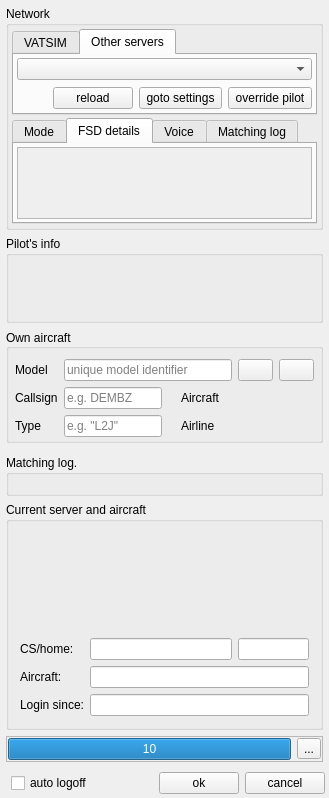
Qt form src/blackgui/components/loginadvcomponent.ui (swift-project/pilotclient) before a commit.
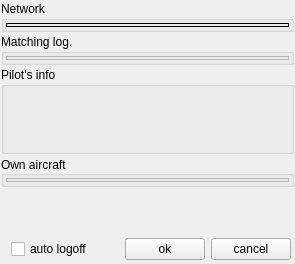
The same form after that commit. The open tabs and pages were chosen to show the change. Icons and pictures are not drawn. Custom widgets are drawn as their Qt base class.

Commit message:
Ref T659, login (new/advanced) component for dialog
* using new components
* removed unused parts (now in components)

```diff
--- a/src/blackgui/components/loginadvcomponent.ui
+++ b/src/blackgui/components/loginadvcomponent.ui
@@ -6,8 +6,8 @@
    <rect>
     <x>0</x>
     <y>0</y>
-    <width>329</width>
-    <height>745</height>
+    <width>295</width>
+    <height>264</height>
    </rect>
   </property>
   <property name="windowTitle">
@@ -30,791 +30,153 @@
     <number>1</number>
    </property>
    <item>
-    <widget class="QFrame" name="fr_LoginDisconnected">
-     <layout class="QVBoxLayout" name="vl_LoginDisconnected">
+    <widget class="QGroupBox" name="gb_Network">
+     <property name="title">
+      <string>Network</string>
+     </property>
+     <layout class="QVBoxLayout" name="vl_Network">
+      <property name="spacing">
+       <number>3</number>
+      </property>
       <property name="leftMargin">
-       <number>5</number>
+       <number>2</number>
       </property>
       <property name="topMargin">
-       <number>5</number>
+       <number>2</number>
       </property>
       <property name="rightMargin">
-       <number>5</number>
+       <number>2</number>
       </property>
       <property name="bottomMargin">
-       <number>5</number>
+       <number>2</number>
       </property>
       <item>
-       <widget class="QGroupBox" name="gb_Network">
-        <property name="title">
-         <string>Network</string>
+       <widget class="BlackGui::Components::CNetworkDetailsComponent" name="comp_NetworkDetails">
+        <property name="frameShape">
+         <enum>QFrame::Panel</enum>
         </property>
-        <layout class="QVBoxLayout" name="vl_Network">
-         <property name="spacing">
-          <number>3</number>
-         </property>
-         <property name="leftMargin">
-          <number>3</number>
-         </property>
-         <property name="topMargin">
-          <number>3</number>
-         </property>
-         <property name="rightMargin">
-          <number>3</number>
-         </property>
-         <property name="bottomMargin">
-          <number>3</number>
-         </property>
-         <item alignment="Qt::AlignTop">
-          <widget class="QTabWidget" name="tw_Network">
-           <property name="tabPosition">
-            <enum>QTabWidget::North</enum>
-           </property>
-           <property name="currentIndex">
-            <number>0</number>
-           </property>
-           <widget class="QWidget" name="tb_NetworkVatsim">
-            <property name="toolTip">
-             <string>Login at VATSIM</string>
-            </property>
-            <attribute name="title">
-             <string>VATSIM</string>
-            </attribute>
-            <layout class="QGridLayout" name="gl_NetworkVATSIM">
-             <property name="leftMargin">
-              <number>3</number>
-             </property>
-             <property name="topMargin">
-              <number>3</number>
-             </property>
-             <property name="rightMargin">
-              <number>3</number>
-             </property>
-             <property name="bottomMargin">
-              <number>3</number>
-             </property>
-             <property name="horizontalSpacing">
-              <number>3</number>
-             </property>
-             <item row="1" column="0">
-              <widget class="QWidget" name="wi_VatsimButtons" native="true">
-               <layout class="QHBoxLayout" name="hl_VatsimButtons">
-                <property name="leftMargin">
-                 <number>0</number>
-                </property>
-                <property name="topMargin">
-                 <number>0</number>
-                </property>
-                <property name="rightMargin">
-                 <number>0</number>
-                </property>
-                <property name="bottomMargin">
-                 <number>0</number>
-                </property>
-                <item>
-                 <spacer name="hs_VatsimButtons">
-                  <property name="orientation">
-                   <enum>Qt::Horizontal</enum>
-                  </property>
-                  <property name="sizeHint" stdset="0">
-                   <size>
-                    <width>40</width>
-                    <height>20</height>
-                   </size>
-                  </property>
-                 </spacer>
-                </item>
-                <item>
-                 <widget class="QPushButton" name="pb_OverrideCredentialsVatsim">
-                  <property name="sizePolicy">
-                   <sizepolicy hsizetype="Minimum" vsizetype="Fixed">
-                    <horstretch>0</horstretch>
-                    <verstretch>0</verstretch>
-                   </sizepolicy>
-                  </property>
-                  <property name="toolTip">
-                   <string>copy credentials to pilot section</string>
-                  </property>
-                  <property name="text">
-                   <string> override pilot </string>
-                  </property>
-                 </widget>
-                </item>
-               </layout>
-              </widget>
-             </item>
-             <item row="0" column="0">
-              <widget class="BlackGui::Components::CServerListSelector" name="comp_VatsimServers"/>
-             </item>
-            </layout>
-           </widget>
-           <widget class="QWidget" name="tb_OtherServers">
-            <attribute name="title">
-             <string>Other servers</string>
-            </attribute>
-            <layout class="QGridLayout" name="gl_OtherServers">
-             <property name="leftMargin">
-              <number>3</number>
-             </property>
-             <property name="topMargin">
-              <number>3</number>
-             </property>
-             <property name="rightMargin">
-              <number>3</number>
-             </property>
-             <property name="bottomMargin">
-              <number>3</number>
-             </property>
-             <property name="horizontalSpacing">
-              <number>3</number>
-             </property>
-             <item row="0" column="0">
-              <widget class="BlackGui::Components::CServerListSelector" name="comp_OtherServers"/>
-             </item>
-             <item row="1" column="0">
-              <widget class="QWidget" name="wi_OtherServersButtons" native="true">
-               <layout class="QHBoxLayout" name="hl_OtherServersButtons">
-                <property name="leftMargin">
-                 <number>0</number>
-                </property>
-                <property name="topMargin">
-                 <number>0</number>
-                </property>
-                <property name="rightMargin">
-                 <number>0</number>
-                </property>
-                <property name="bottomMargin">
-                 <number>0</number>
-                </property>
-                <item>
-                 <spacer name="hs_OtherServersButtons">
-                  <property name="orientation">
-                   <enum>Qt::Horizontal</enum>
-                  </property>
-                  <property name="sizeHint" stdset="0">
-                   <size>
-                    <width>40</width>
-                    <height>20</height>
-                   </size>
-                  </property>
-                 </spacer>
-                </item>
-                <item>
-                 <widget class="QPushButton" name="pb_RefreshOtherServers">
-                  <property name="text">
-                   <string>reload</string>
-                  </property>
-                  <property name="icon">
-                   <iconset resource="../../blackmisc/blackmisc.qrc">
-                    <normaloff>:/diagona/icons/diagona/icons/arrow-circle-225.png</normaloff>:/diagona/icons/diagona/icons/arrow-circle-225.png</iconset>
-                  </property>
-                 </widget>
-                </item>
-                <item>
-                 <widget class="QPushButton" name="pb_OtherServersGotoSettings">
-                  <property name="text">
-                   <string> goto settings </string>
-                  </property>
-                 </widget>
-                </item>
-                <item>
-                 <widget class="QPushButton" name="pb_OverrideCredentialsOtherServers">
-                  <property name="toolTip">
-                   <string>copy credentials to pilot section</string>
-                  </property>
-                  <property name="text">
-                   <string> override pilot </string>
-                  </property>
-                 </widget>
-                </item>
-               </layout>
-              </widget>
-             </item>
-            </layout>
-           </widget>
-          </widget>
-         </item>
-         <item alignment="Qt::AlignTop">
-          <widget class="QTabWidget" name="tw_Details">
-           <property name="currentIndex">
-            <number>0</number>
-           </property>
-           <widget class="QWidget" name="tb_LoginMode">
-            <attribute name="title">
-             <string>Mode</string>
-            </attribute>
-            <layout class="QVBoxLayout" name="vl_LoginMode">
-             <property name="leftMargin">
-              <number>3</number>
-             </property>
-             <property name="topMargin">
-              <number>3</number>
-             </property>
-             <property name="rightMargin">
-              <number>3</number>
-             </property>
-             <property name="bottomMargin">
-              <number>3</number>
-             </property>
-             <item alignment="Qt::AlignTop">
-              <widget class="BlackGui::CLoginModeButtons" name="frp_LoginMode"/>
-             </item>
-            </layout>
-           </widget>
-           <widget class="QWidget" name="tb_FsdDetails">
-            <attribute name="title">
-             <string>FSD details</string>
-            </attribute>
-            <layout class="QVBoxLayout" name="vl_FsdDetails">
-             <property name="leftMargin">
-              <number>3</number>
-             </property>
-             <property name="topMargin">
-              <number>3</number>
-             </property>
-             <property name="rightMargin">
-              <number>3</number>
-             </property>
-             <property name="bottomMargin">
-              <number>3</number>
-             </property>
-             <item>
-              <widget class="QScrollArea" name="sa_FsdDetails">
-               <property name="widgetResizable">
-                <bool>true</bool>
-               </property>
-               <widget class="QWidget" name="qw_FsdDetails">
-                <property name="geometry">
-                 <rect>
-                  <x>0</x>
-                  <y>0</y>
-                  <width>293</width>
-                  <height>55</height>
-                 </rect>
-                </property>
-                <layout class="QVBoxLayout" name="vl_ScrollAreaFsdDetails">
-                 <property name="leftMargin">
-                  <number>2</number>
-                 </property>
-                 <property name="topMargin">
-                  <number>2</number>
-                 </property>
-                 <property name="rightMargin">
-                  <number>2</number>
-                 </property>
-                 <property name="bottomMargin">
-                  <number>2</number>
-                 </property>
-                 <item>
-                  <widget class="BlackGui::Editors::CFsdSetupForm" name="form_FsdDetails"/>
-                 </item>
-                </layout>
-               </widget>
-              </widget>
-             </item>
-            </layout>
-           </widget>
-           <widget class="QWidget" name="tb_Voice">
-            <attribute name="title">
-             <string>Voice</string>
-            </attribute>
-            <layout class="QVBoxLayout" name="vl_Voice">
-             <property name="leftMargin">
-              <number>3</number>
-             </property>
-             <property name="topMargin">
-              <number>3</number>
-             </property>
-             <property name="rightMargin">
-              <number>3</number>
-             </property>
-             <property name="bottomMargin">
-              <number>3</number>
-             </property>
-             <item alignment="Qt::AlignTop">
-              <widget class="BlackGui::Editors::CVoiceSetupForm" name="form_Voice"/>
-             </item>
-            </layout>
-           </widget>
-           <widget class="QWidget" name="tb_MatchingLog">
-            <attribute name="title">
-             <string>Matching log</string>
-            </attribute>
-            <layout class="QVBoxLayout" name="vl_MatchingLog">
-             <property name="leftMargin">
-              <number>3</number>
-             </property>
-             <property name="topMargin">
-              <number>3</number>
-             </property>
-             <property name="rightMargin">
-              <number>3</number>
-             </property>
-             <property name="bottomMargin">
-              <number>3</number>
-             </property>
-             <item alignment="Qt::AlignTop">
-              <widget class="BlackGui::Components::CModelMatcherLogEnable" name="comp_MatchingLogEnabled"/>
-             </item>
-            </layout>
-           </widget>
-          </widget>
-         </item>
-        </layout>
        </widget>
       </item>
+     </layout>
+    </widget>
+   </item>
+   <item>
+    <widget class="QGroupBox" name="gb_MatchingLog">
+     <property name="title">
+      <string>Matching log.</string>
+     </property>
+     <layout class="QVBoxLayout" name="vl_MatchingLogConnected">
+      <property name="leftMargin">
+       <number>2</number>
+      </property>
+      <property name="topMargin">
+       <number>2</number>
+      </property>
+      <property name="rightMargin">
+       <number>2</number>
+      </property>
+      <property name="bottomMargin">
+       <number>2</number>
+      </property>
       <item>
-       <widget class="QGroupBox" name="gb_PilotsDetails">
-        <property name="title">
-         <string>Pilot's info</string>
+       <widget class="BlackGui::Components::CModelMatcherLogEnable" name="comp_MatchingLog">
+        <property name="frameShape">
+         <enum>QFrame::StyledPanel</enum>
         </property>
-        <layout class="QVBoxLayout" name="vl_PilotIngoGroupBox">
-         <property name="leftMargin">
-          <number>2</number>
-         </property>
-         <property name="topMargin">
-          <number>2</number>
-         </property>
-         <property name="rightMargin">
-          <number>2</number>
-         </property>
-         <property name="bottomMargin">
-          <number>2</number>
-         </property>
-         <item alignment="Qt::AlignTop">
-          <widget class="BlackGui::Editors::CPilotForm" name="form_Pilot">
-           <property name="minimumSize">
-            <size>
-             <width>0</width>
-             <height>60</height>
-            </size>
-           </property>
-           <property name="focusPolicy">
-            <enum>Qt::NoFocus</enum>
-           </property>
-          </widget>
-         </item>
-        </layout>
+        <property name="frameShadow">
+         <enum>QFrame::Raised</enum>
+        </property>
        </widget>
       </item>
-      <item>
-       <widget class="QGroupBox" name="gb_OwnAircraft">
+     </layout>
+    </widget>
+   </item>
+   <item>
+    <widget class="QGroupBox" name="gb_PilotsDetails">
+     <property name="title">
+      <string>Pilot's info</string>
+     </property>
+     <layout class="QVBoxLayout" name="vl_PilotIngoGroupBox">
+      <property name="leftMargin">
+       <number>2</number>
+      </property>
+      <property name="topMargin">
+       <number>2</number>
+      </property>
+      <property name="rightMargin">
+       <number>2</number>
+      </property>
+      <property name="bottomMargin">
+       <number>2</number>
+      </property>
+      <item alignment="Qt::AlignTop">
+       <widget class="BlackGui::Editors::CPilotForm" name="form_Pilot">
+        <property name="minimumSize">
+         <size>
+          <width>0</width>
+          <height>60</height>
+         </size>
+        </property>
         <property name="focusPolicy">
          <enum>Qt::StrongFocus</enum>
         </property>
-        <property name="title">
-         <string>Own aircraft</string>
+       </widget>
+      </item>
+     </layout>
+    </widget>
+   </item>
+   <item>
+    <widget class="QGroupBox" name="gb_OwnAircraft">
+     <property name="focusPolicy">
+      <enum>Qt::StrongFocus</enum>
+     </property>
+     <property name="title">
+      <string>Own aircraft</string>
+     </property>
+     <property name="alignment">
+      <set>Qt::AlignLeading|Qt::AlignLeft|Qt::AlignVCenter</set>
+     </property>
+     <property name="checkable">
+      <bool>false</bool>
+     </property>
+     <layout class="QVBoxLayout" name="vl_OwnAircraft">
+      <property name="leftMargin">
+       <number>2</number>
+      </property>
+      <property name="topMargin">
+       <number>2</number>
+      </property>
+      <property name="rightMargin">
+       <number>2</number>
+      </property>
+      <property name="bottomMargin">
+       <number>2</number>
+      </property>
+      <item>
+       <widget class="BlackGui::Components::COwnAircraftComponent" name="comp_OwnAircraft">
+        <property name="frameShape">
+         <enum>QFrame::StyledPanel</enum>
         </property>
-        <property name="alignment">
-         <set>Qt::AlignLeading|Qt::AlignLeft|Qt::AlignVCenter</set>
+        <property name="frameShadow">
+         <enum>QFrame::Raised</enum>
         </property>
-        <property name="checkable">
-         <bool>false</bool>
-        </property>
-        <layout class="QGridLayout" name="gl_OwnAircraft">
-         <property name="leftMargin">
-          <number>6</number>
-         </property>
-         <property name="topMargin">
-          <number>10</number>
-         </property>
-         <property name="rightMargin">
-          <number>6</number>
-         </property>
-         <property name="bottomMargin">
-          <number>3</number>
-         </property>
-         <item row="2" column="4">
-          <widget class="BlackGui::Components::CDbAirlineIcaoSelectorComponent" name="selector_AirlineIcao">
-           <property name="minimumSize">
-            <size>
-             <width>75</width>
-             <height>0</height>
-            </size>
-           </property>
-           <property name="focusPolicy">
-            <enum>Qt::StrongFocus</enum>
-           </property>
-          </widget>
-         </item>
-         <item row="1" column="4">
-          <widget class="BlackGui::Components::CDbAircraftIcaoSelectorComponent" name="selector_AircraftIcao">
-           <property name="minimumSize">
-            <size>
-             <width>75</width>
-             <height>0</height>
-            </size>
-           </property>
-           <property name="focusPolicy">
-            <enum>Qt::StrongFocus</enum>
-           </property>
-          </widget>
-         </item>
-         <item row="0" column="1" colspan="5">
-          <widget class="QWidget" name="wi_SimulatorModel" native="true">
-           <layout class="QHBoxLayout" name="hl_AircraftModel">
-            <property name="leftMargin">
-             <number>0</number>
-            </property>
-            <property name="topMargin">
-             <number>0</number>
-            </property>
-            <property name="rightMargin">
-             <number>0</number>
-            </property>
-            <property name="bottomMargin">
-             <number>0</number>
-            </property>
-            <item>
-             <widget class="QLineEdit" name="le_SimulatorModel">
-              <property name="readOnly">
-               <bool>true</bool>
-              </property>
-              <property name="placeholderText">
-               <string>unique model identifier</string>
-              </property>
-             </widget>
-            </item>
-            <item>
-             <widget class="QPushButton" name="pb_SimulatorLookup">
-              <property name="maximumSize">
-               <size>
-                <width>35</width>
-                <height>16777215</height>
-               </size>
-              </property>
-              <property name="toolTip">
-               <string>refresh</string>
-              </property>
-              <property name="icon">
-               <iconset resource="../../blackmisc/blackmisc.qrc">
-                <normaloff>:/diagona/icons/diagona/icons/arrow-circle-225.png</normaloff>:/diagona/icons/diagona/icons/arrow-circle-225.png</iconset>
-              </property>
-             </widget>
-            </item>
-            <item>
-             <widget class="QPushButton" name="pb_MappingWizard">
-              <property name="maximumSize">
-               <size>
-                <width>35</width>
-                <height>16777215</height>
-               </size>
-              </property>
-              <property name="toolTip">
-               <string>quick mapping wizard</string>
-              </property>
-              <property name="icon">
-               <iconset resource="../../blackmisc/blackmisc.qrc">
-                <normaloff>:/own/icons/own/swift3D/sw3DGreen-24.png</normaloff>:/own/icons/own/swift3D/sw3DGreen-24.png</iconset>
-              </property>
-             </widget>
-            </item>
-           </layout>
-          </widget>
-         </item>
-         <item row="1" column="2">
-          <widget class="BlackGui::CTickLabel" name="lblp_Callsign">
-           <property name="text">
-            <string/>
-           </property>
-          </widget>
-         </item>
-         <item row="0" column="0">
-          <widget class="QLabel" name="lbl_Model">
-           <property name="toolTip">
-            <string>Launch </string>
-           </property>
-           <property name="text">
-            <string>Model</string>
-           </property>
-          </widget>
-         </item>
-         <item row="1" column="0">
-          <widget class="QLabel" name="lbl_Callsign">
-           <property name="text">
-            <string>Callsign</string>
-           </property>
-          </widget>
-         </item>
-         <item row="1" column="3">
-          <widget class="QLabel" name="lbl_AircraftIcaoDesignator">
-           <property name="toolTip">
-            <string>ICAO code e.g.  B737, A320, F18</string>
-           </property>
-           <property name="text">
-            <string>Aircraft</string>
-           </property>
-          </widget>
-         </item>
-         <item row="2" column="5">
-          <widget class="BlackGui::CTickLabel" name="lblp_AirlineIcao">
-           <property name="text">
-            <string/>
-           </property>
-          </widget>
-         </item>
-         <item row="2" column="3">
-          <widget class="QLabel" name="lbl_AircraftIcaoAirline">
-           <property name="toolTip">
-            <string>ICAO code e.g. DLH, LHA, ...</string>
-           </property>
-           <property name="text">
-            <string>Airline</string>
-           </property>
-          </widget>
-         </item>
-         <item row="2" column="1">
-          <widget class="QLineEdit" name="le_AircraftCombinedType">
-           <property name="toolTip">
-            <string>e.g. L2J</string>
-           </property>
-           <property name="inputMask">
-            <string/>
-           </property>
-           <property name="text">
-            <string/>
-           </property>
-           <property name="maxLength">
-            <number>3</number>
-           </property>
-           <property name="placeholderText">
-            <string>e.g. &quot;L2J&quot;</string>
-           </property>
-          </widget>
-         </item>
-         <item row="1" column="5">
-          <widget class="BlackGui::CTickLabel" name="lblp_AircraftIcao">
-           <property name="text">
-            <string/>
-           </property>
-          </widget>
-         </item>
-         <item row="1" column="1">
-          <widget class="QLineEdit" name="le_Callsign">
-           <property name="toolTip">
-            <string>e.g. DEMBZ</string>
-           </property>
-           <property name="inputMethodHints">
-            <set>Qt::ImhUppercaseOnly</set>
-           </property>
-           <property name="maxLength">
-            <number>10</number>
-           </property>
-           <property name="placeholderText">
-            <string>e.g. DEMBZ</string>
-           </property>
-          </widget>
-         </item>
-         <item row="2" column="0">
-          <widget class="QLabel" name="lbl_AircraftCombinedType">
-           <property name="toolTip">
-            <string>Aircraft type e.g. L2J, L1P, ....</string>
-           </property>
-           <property name="text">
-            <string>Type</string>
-           </property>
-          </widget>
-         </item>
-         <item row="2" column="2">
-          <widget class="BlackGui::CTickLabel" name="lblp_AircraftCombinedType">
-           <property name="minimumSize">
-            <size>
-             <width>0</width>
-             <height>0</height>
-            </size>
-           </property>
-           <property name="text">
-            <string/>
-           </property>
-          </widget>
-         </item>
-        </layout>
        </widget>
       </item>
      </layout>
     </widget>
    </item>
    <item>
-    <widget class="QFrame" name="fr_LogoffConfirmationConnected">
-     <property name="minimumSize">
+    <spacer name="vs_LoginAdvComponent">
+     <property name="orientation">
+      <enum>Qt::Vertical</enum>
+     </property>
+     <property name="sizeHint" stdset="0">
       <size>
-       <width>0</width>
-       <height>0</height>
+       <width>20</width>
+       <height>40</height>
       </size>
      </property>
-     <layout class="QVBoxLayout" name="vl_LogoffConfirmationConnected">
-      <property name="leftMargin">
-       <number>5</number>
-      </property>
-      <property name="topMargin">
-       <number>5</number>
-      </property>
-      <property name="rightMargin">
-       <number>5</number>
-      </property>
-      <property name="bottomMargin">
-       <number>5</number>
-      </property>
-      <item>
-       <widget class="QGroupBox" name="gb_MatchingLogConnected">
-        <property name="title">
-         <string>Matching log.</string>
-        </property>
-        <layout class="QVBoxLayout" name="vl_MatchingLogConnected">
-         <item>
-          <widget class="BlackGui::Components::CModelMatcherLogEnable" name="comp_MatchingLog">
-           <property name="frameShape">
-            <enum>QFrame::StyledPanel</enum>
-           </property>
-           <property name="frameShadow">
-            <enum>QFrame::Raised</enum>
-           </property>
-          </widget>
-         </item>
-        </layout>
-       </widget>
-      </item>
-      <item alignment="Qt::AlignTop">
-       <widget class="QGroupBox" name="gb_CurrentLoginConnected">
-        <property name="title">
-         <string>Current server and aircraft</string>
-        </property>
-        <layout class="QVBoxLayout" name="vl_CurrentServer">
-         <property name="spacing">
-          <number>2</number>
-         </property>
-         <property name="leftMargin">
-          <number>2</number>
-         </property>
-         <property name="topMargin">
-          <number>5</number>
-         </property>
-         <property name="rightMargin">
-          <number>2</number>
-         </property>
-         <property name="bottomMargin">
-          <number>2</number>
-         </property>
-         <item>
-          <widget class="BlackGui::Editors::CServerForm" name="frp_CurrentServer">
-           <property name="minimumSize">
-            <size>
-             <width>0</width>
-             <height>100</height>
-            </size>
-           </property>
-           <property name="focusPolicy">
-            <enum>Qt::StrongFocus</enum>
-           </property>
-          </widget>
-         </item>
-         <item>
-          <widget class="QFrame" name="fr_CurrentLoginAddInfo">
-           <layout class="QGridLayout" name="gl_AddInfo" columnstretch="0,2,1">
-            <item row="2" column="0">
-             <widget class="QLabel" name="lbl_LoginSince">
-              <property name="text">
-               <string>Login since:</string>
-              </property>
-             </widget>
-            </item>
-            <item row="1" column="0">
-             <widget class="QLabel" name="lbl_LoginAsAircraft">
-              <property name="text">
-               <string>Aircraft:</string>
-              </property>
-             </widget>
-            </item>
-            <item row="2" column="1" colspan="2">
-             <widget class="QLineEdit" name="le_LoginSince">
-              <property name="readOnly">
-               <bool>true</bool>
-              </property>
-             </widget>
-            </item>
-            <item row="0" column="0">
-             <widget class="QLabel" name="lbl_LoginCallsign">
-              <property name="toolTip">
-               <string>Callsign/home</string>
-              </property>
-              <property name="text">
-               <string>CS/home:</string>
-              </property>
-             </widget>
-            </item>
-            <item row="0" column="1">
-             <widget class="QLineEdit" name="le_LoginCallsign">
-              <property name="readOnly">
-               <bool>true</bool>
-              </property>
-             </widget>
-            </item>
-            <item row="0" column="2">
-             <widget class="QLineEdit" name="le_LoginHomeBase">
-              <property name="readOnly">
-               <bool>true</bool>
-              </property>
-             </widget>
-            </item>
-            <item row="1" column="1" colspan="2">
-             <widget class="QLineEdit" name="le_LoginAsAircaft">
-              <property name="readOnly">
-               <bool>true</bool>
-              </property>
-             </widget>
-            </item>
-           </layout>
-          </widget>
-         </item>
-        </layout>
-       </widget>
-      </item>
-      <item>
-       <widget class="QFrame" name="fr_TimeoutConnected">
-        <property name="frameShape">
-         <enum>QFrame::StyledPanel</enum>
-        </property>
-        <property name="frameShadow">
-         <enum>QFrame::Raised</enum>
-        </property>
-        <layout class="QHBoxLayout" name="hl_Timeout">
-         <property name="leftMargin">
-          <number>1</number>
-         </property>
-         <property name="topMargin">
-          <number>1</number>
-         </property>
-         <property name="rightMargin">
-          <number>1</number>
-         </property>
-         <property name="bottomMargin">
-          <number>1</number>
-         </property>
-         <item>
-          <widget class="QProgressBar" name="pb_LogoffTimeout">
-           <property name="maximum">
-            <number>10</number>
-           </property>
-           <property name="value">
-            <number>10</number>
-           </property>
-           <property name="format">
-            <string>%v</string>
-           </property>
-          </widget>
-         </item>
-         <item>
-          <widget class="QToolButton" name="tb_Timeout">
-           <property name="text">
-            <string>...</string>
-           </property>
-          </widget>
-         </item>
-        </layout>
-       </widget>
-      </item>
-     </layout>
-    </widget>
+    </spacer>
    </item>
    <item alignment="Qt::AlignBottom">
     <widget class="QFrame" name="fr_Buttons">
@@ -877,64 +239,30 @@
   </layout>
  </widget>
  <customwidgets>
-  <customwidget>
-   <class>BlackGui::Editors::CFsdSetupForm</class>
-   <extends>QFrame</extends>
-   <header>blackgui/editors/fsdsetupform.h</header>
-   <container>1</container>
-  </customwidget>
-  <customwidget>
-   <class>BlackGui::Editors::CVoiceSetupForm</class>
-   <extends>QFrame</extends>
-   <header>blackgui/editors/voicesetupform.h</header>
-   <container>1</container>
-  </customwidget>
-  <customwidget>
-   <class>BlackGui::CTickLabel</class>
-   <extends>QLabel</extends>
-   <header>blackgui/ticklabel.h</header>
-  </customwidget>
-  <customwidget>
-   <class>BlackGui::Editors::CServerForm</class>
-   <extends>QFrame</extends>
-   <header>blackgui/editors/serverform.h</header>
-   <container>1</container>
-  </customwidget>
   <customwidget>
    <class>BlackGui::Components::CModelMatcherLogEnable</class>
    <extends>QFrame</extends>
    <header>blackgui/components/modelmatcherlogenable.h</header>
    <container>1</container>
   </customwidget>
-  <customwidget>
-   <class>BlackGui::Components::CDbAircraftIcaoSelectorComponent</class>
-   <extends>QFrame</extends>
-   <header>blackgui/components/dbaircrafticaoselectorcomponent.h</header>
-   <container>1</container>
-  </customwidget>
-  <customwidget>
-   <class>BlackGui::Components::CDbAirlineIcaoSelectorComponent</class>
-   <extends>QFrame</extends>
-   <header>blackgui/components/dbairlineicaoselectorcomponent.h</header>
-   <container>1</container>
-  </customwidget>
-  <customwidget>
-   <class>BlackGui::Components::CServerListSelector</class>
-   <extends>QComboBox</extends>
-   <header>blackgui/components/serverlistselector.h</header>
-  </customwidget>
-  <customwidget>
-   <class>BlackGui::CLoginModeButtons</class>
-   <extends>QFrame</extends>
-   <header>blackgui/loginmodebuttons.h</header>
-   <container>1</container>
-  </customwidget>
   <customwidget>
    <class>BlackGui::Editors::CPilotForm</class>
    <extends>QFrame</extends>
    <header>blackgui/editors/pilotform.h</header>
    <container>1</container>
   </customwidget>
+  <customwidget>
+   <class>BlackGui::Components::CNetworkDetailsComponent</class>
+   <extends>QFrame</extends>
+   <header>blackgui/components/networkdetailscomponent.h</header>
+   <container>1</container>
+  </customwidget>
+  <customwidget>
+   <class>BlackGui::Components::COwnAircraftComponent</class>
+   <extends>QFrame</extends>
+   <header>blackgui/components/ownaircraftcomponent.h</header>
+   <container>1</container>
+  </customwidget>
  </customwidgets>
  <tabstops>
   <tabstop>tw_Network</tabstop>
```
Left out of the diff: 30 changed lines with no effect on the pictures. The commit also changes 2 other files.
